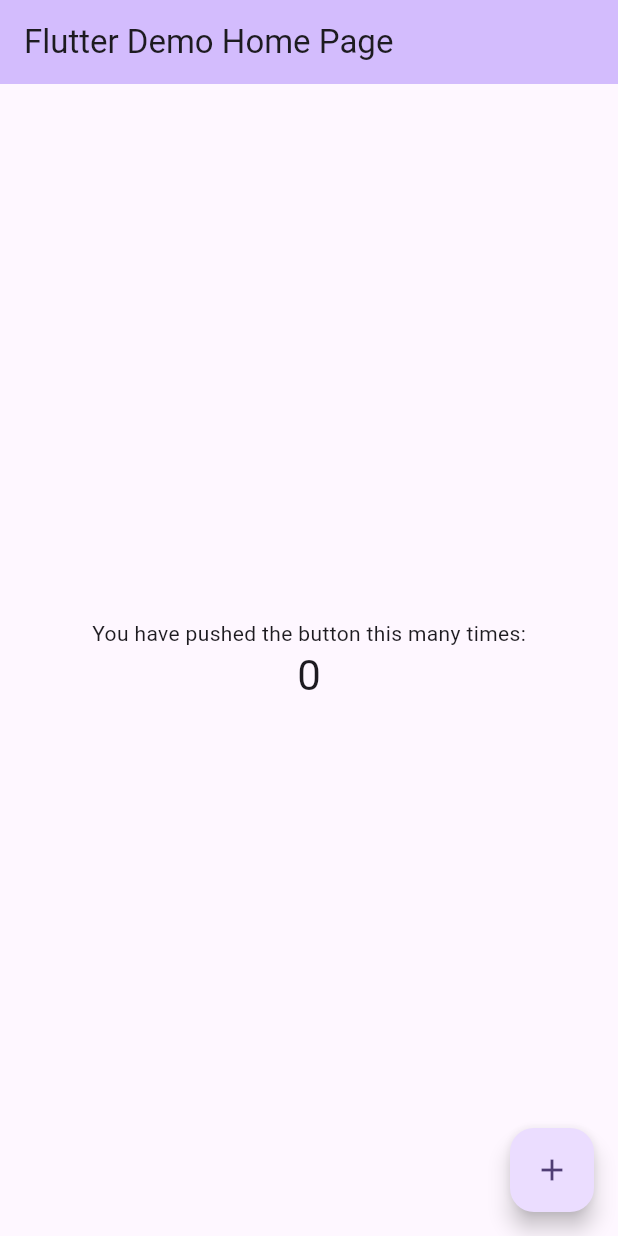
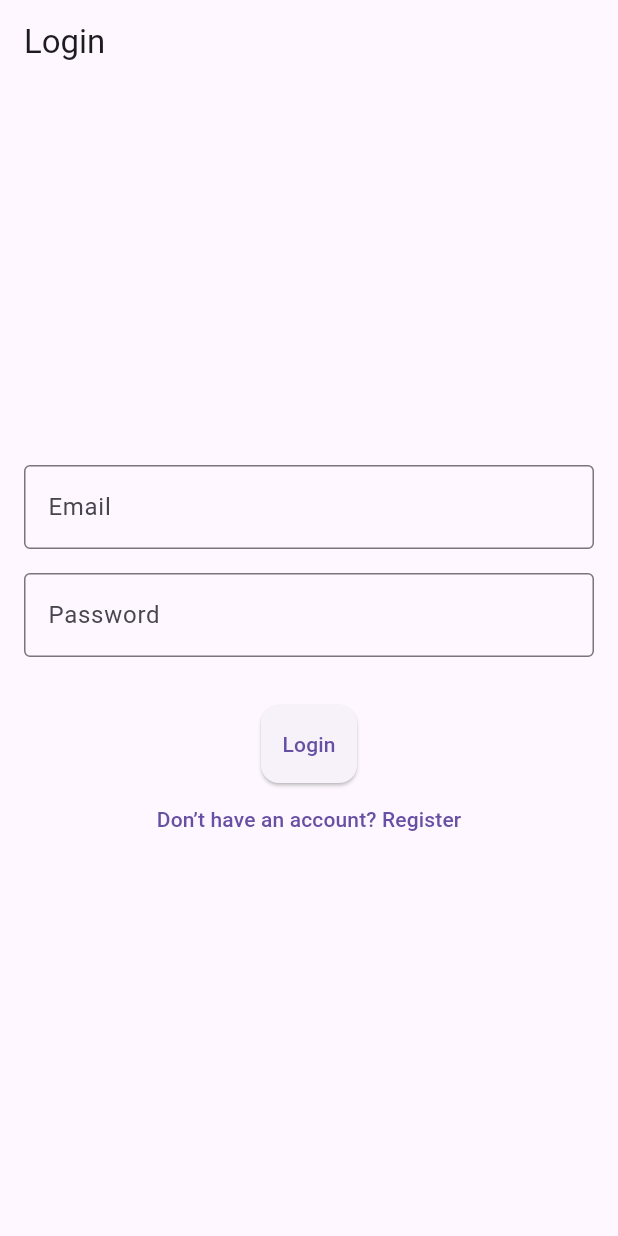
Before and after one commit to Chhhh619/FYP, a Flutter app: the screen it shows after launch, on a phone screen of 412 x 824 dp. Run offline on Flutter 3.47's test engine with Material 3 defaults, Android fonts, the phone set to English and light mode, and no system bars; our stand-ins replace cloud_firestore, firebase_auth, firebase_core; accounts and stored records are empty.

Commit message:
login and register (demo)

```diff
--- a/lib/main.dart
+++ b/lib/main.dart
@@ -1,127 +1,74 @@
+import 'package:firebase_auth/firebase_auth.dart';
+import 'package:flutter/material.dart';
 import 'package:firebase_core/firebase_core.dart';
 import 'package:flutter/material.dart';
 import 'firebase_options.dart';
+import 'wc/login.dart';
+import 'wc/register.dart';
 
 void main() async {
-  await Firebase.initializeApp(
-    options: DefaultFirebaseOptions.currentPlatform,
-  );
+  WidgetsFlutterBinding.ensureInitialized();
+  await Firebase.initializeApp();
   runApp(const MyApp());
 }
 
 class MyApp extends StatelessWidget {
   const MyApp({super.key});
 
-  // This widget is the root of your application.
   @override
   Widget build(BuildContext context) {
     return MaterialApp(
-      title: 'Flutter Demo',
+      title: 'Financial App',
       theme: ThemeData(
-        // This is the theme of your application.
-        //
-        // TRY THIS: Try running your application with "flutter run". You'll see
-        // the application has a purple toolbar. Then, without quitting the app,
-        // try changing the seedColor in the colorScheme below to Colors.green
-        // and then invoke "hot reload" (save your changes or press the "hot
-        // reload" button in a Flutter-supported IDE, or press "r" if you used
-        // the command line to start the app).
-        //
-        // Notice that the counter didn't reset back to zero; the application
-        // state is not lost during the reload. To reset the state, use hot
-        // restart instead.
-        //
-        // This works for code too, not just values: Most code changes can be
-        // tested with just a hot reload.
-        colorScheme: ColorScheme.fromSeed(seedColor: Colors.deepPurple),
+        primarySwatch: Colors.blue,
+        visualDensity: VisualDensity.adaptivePlatformDensity,
+        // Optional: Customize theme for Cookies-inspired look
+        elevatedButtonTheme: ElevatedButtonThemeData(
+          style: ElevatedButton.styleFrom(
+            shape: RoundedRectangleBorder(
+              borderRadius: BorderRadius.circular(12),
+            ),
+            padding: const EdgeInsets.symmetric(vertical: 16),
+          ),
+        ),
+        inputDecorationTheme: const InputDecorationTheme(
+          border: OutlineInputBorder(
+            borderRadius: BorderRadius.all(Radius.circular(12)),
+          ),
+        ),
       ),
-      home: const MyHomePage(title: 'Flutter Demo Home Page'),
+      initialRoute: '/login',
+      routes: {
+        '/login': (context) => const LoginScreen(),
+        '/register': (context) => const RegisterScreen(),
+        '/home': (context) => const HomeScreen(),
+      },
     );
   }
 }
 
-class MyHomePage extends StatefulWidget {
-  const MyHomePage({super.key, required this.title});
-
-  // This widget is the home page of your application. It is stateful, meaning
-  // that it has a State object (defined below) that contains fields that affect
-  // how it looks.
-
-  // This class is the configuration for the state. It holds the values (in this
-  // case the title) provided by the parent (in this case the App widget) and
-  // used by the build method of the State. Fields in a Widget subclass are
-  // always marked "final".
-
-  final String title;
-
-  @override
-  State<MyHomePage> createState() => _MyHomePageState();
-}
-
-class _MyHomePageState extends State<MyHomePage> {
-  int _counter = 0;
-
-  void _incrementCounter() {
-    setState(() {
-      // This call to setState tells the Flutter framework that something has
-      // changed in this State, which causes it to rerun the build method below
-      // so that the display can reflect the updated values. If we changed
-      // _counter without calling setState(), then the build method would not be
-      // called again, and so nothing would appear to happen.
-      _counter++;
-    });
-  }
+// Placeholder HomeScreen for navigation
+class HomeScreen extends StatelessWidget {
+  const HomeScreen({super.key});
 
   @override
   Widget build(BuildContext context) {
-    // This method is rerun every time setState is called, for instance as done
-    // by the _incrementCounter method above.
-    //
-    // The Flutter framework has been optimized to make rerunning build methods
-    // fast, so that you can just rebuild anything that needs updating rather
-    // than having to individually change instances of widgets.
     return Scaffold(
       appBar: AppBar(
-        // TRY THIS: Try changing the color here to a specific color (to
-        // Colors.amber, perhaps?) and trigger a hot reload to see the AppBar
-        // change color while the other colors stay the same.
-        backgroundColor: Theme.of(context).colorScheme.inversePrimary,
-        // Here we take the value from the MyHomePage object that was created by
-        // the App.build method, and use it to set our appbar title.
-        title: Text(widget.title),
+        title: const Text('Home'),
+        actions: [
+          IconButton(
+            icon: const Icon(Icons.logout),
+            onPressed: () async {
+              await FirebaseAuth.instance.signOut();
+              Navigator.pushReplacementNamed(context, '/login');
+            },
+          ),
+        ],
       ),
-      body: Center(
-        // Center is a layout widget. It takes a single child and positions it
-        // in the middle of the parent.
-        child: Column(
-          // Column is also a layout widget. It takes a list of children and
-          // arranges them vertically. By default, it sizes itself to fit its
-          // children horizontally, and tries to be as tall as its parent.
-          //
-          // Column has various properties to control how it sizes itself and
-          // how it positions its children. Here we use mainAxisAlignment to
-          // center the children vertically; the main axis here is the vertical
-          // axis because Columns are vertical (the cross axis would be
-          // horizontal).
-          //
-          // TRY THIS: Invoke "debug painting" (choose the "Toggle Debug Paint"
-          // action in the IDE, or press "p" in the console), to see the
-          // wireframe for each widget.
-          mainAxisAlignment: MainAxisAlignment.center,
-          children: <Widget>[
-            const Text('You have pushed the button this many times:'),
-            Text(
-              '$_counter',
-              style: Theme.of(context).textTheme.headlineMedium,
-            ),
-          ],
-        ),
+      body: const Center(
+        child: Text('Welcome to Your Financial App!'),
       ),
-      floatingActionButton: FloatingActionButton(
-        onPressed: _incrementCounter,
-        tooltip: 'Increment',
-        child: const Icon(Icons.add),
-      ), // This trailing comma makes auto-formatting nicer for build methods.
     );
   }
 }
--- /dev/null
+++ b/lib/wc/login.dart
@@ -0,0 +1,143 @@
+import 'package:flutter/material.dart';
+import 'package:firebase_auth/firebase_auth.dart';
+import 'package:flutter/foundation.dart';
+
+class LoginScreen extends StatefulWidget {
+  const LoginScreen({super.key});
+
+  @override
+  _LoginScreenState createState() => _LoginScreenState();
+}
+
+class _LoginScreenState extends State<LoginScreen> {
+  final _formKey = GlobalKey<FormState>();
+  final _emailController = TextEditingController();
+  final _passwordController = TextEditingController();
+  String? _errorMessage;
+  bool _isLoading = false;
+
+  // Handle login with Firebase Authentication
+  Future<void> _login() async {
+    if (!_formKey.currentState!.validate()) return;
+
+    setState(() {
+      _isLoading = true;
+      _errorMessage = null;
+    });
+
+    try {
+      await FirebaseAuth.instance.signInWithEmailAndPassword(
+        email: _emailController.text.trim(),
+        password: _passwordController.text.trim(),
+      );
+      if (!mounted) return;
+      // Navigate to home screen after successful login
+      Navigator.pushReplacementNamed(context, '/home');
+    } on FirebaseAuthException catch (e) {
+      setState(() {
+        _errorMessage = _getErrorMessage(e.code);
+      });
+    } catch (e) {
+      setState(() {
+        _errorMessage = 'An unexpected error occurred. Please try again.';
+      });
+    } finally {
+      setState(() {
+        _isLoading = false;
+      });
+    }
+  }
+
+  // Map Firebase error codes to user-friendly messages
+  String _getErrorMessage(String code) {
+    switch (code) {
+      case 'user-not-found':
+        return 'No user found with this email.';
+      case 'wrong-password':
+        return 'Incorrect password. Please try again.';
+      case 'invalid-email':
+        return 'Invalid email format.';
+      case 'user-disabled':
+        return 'This account has been disabled.';
+      default:
+        return 'Authentication failed. Please try again.';
+    }
+  }
+
+  @override
+  void dispose() {
+    _emailController.dispose();
+    _passwordController.dispose();
+    super.dispose();
+  }
+
+  @override
+  Widget build(BuildContext context) {
+    return Scaffold(
+      appBar: AppBar(title: const Text('Login')),
+      body: Padding(
+        padding: const EdgeInsets.all(16.0),
+        child: Form(
+          key: _formKey,
+          child: Column(
+            mainAxisAlignment: MainAxisAlignment.center,
+            children: [
+              TextFormField(
+                controller: _emailController,
+                decoration: const InputDecoration(
+                  labelText: 'Email',
+                  border: OutlineInputBorder(),
+                ),
+                keyboardType: TextInputType.emailAddress,
+                validator: (value) {
+                  if (value == null || value.isEmpty) {
+                    return 'Please enter your email';
+                  }
+                  if (!RegExp(r'^[\w-\.]+@([\w-]+\.)+[\w-]{2,4}$')
+                      .hasMatch(value)) {
+                    return 'Please enter a valid email';
+                  }
+                  return null;
+                },
+              ),
+              const SizedBox(height: 16),
+              TextFormField(
+                controller: _passwordController,
+                decoration: const InputDecoration(
+                  labelText: 'Password',
+                  border: OutlineInputBorder(),
+                ),
+                obscureText: true,
+                validator: (value) {
+                  if (value == null || value.isEmpty) {
+                    return 'Please enter your password';
+                  }
+                  return null;
+                },
+              ),
+              const SizedBox(height: 16),
+              if (_errorMessage != null)
+                Text(
+                  _errorMessage!,
+                  style: const TextStyle(color: Colors.red),
+                ),
+              const SizedBox(height: 16),
+              _isLoading
+                  ? const CircularProgressIndicator()
+                  : ElevatedButton(
+                onPressed: _login,
+                child: const Text('Login'),
+              ),
+              TextButton(
+                onPressed: () {
+                  Navigator.pushNamed(context, '/register');
+                },
+                child: const Text('Don’t have an account? Register'),
+              ),
+            ],
+          ),
+        ),
+      ),
+    );
+  }
+}
--- a/pubspec.yaml
+++ b/pubspec.yaml
@@ -35,6 +35,9 @@ dependencies:
   # Use with the CupertinoIcons class for iOS style icons.
   cupertino_icons: ^1.0.8
   firebase_core: ^3.15.1
+  firebase_auth: ^5.6.2
+  firebase_ui_auth: ^1.17.0
+  cloud_firestore: ^5.4.4
 
 dev_dependencies:
   flutter_test:
```
Also changed, not shown: lib/wc/register.dart (added, +201 -0 lines).
